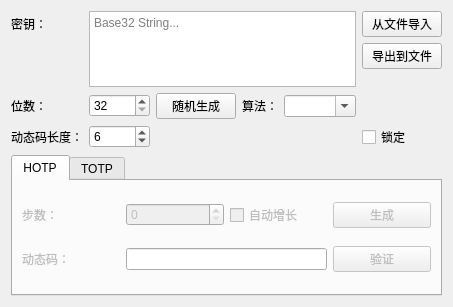
The window that gui/designer/otp_dialog.ui (BlueWhaleMain/cipher-manager) describes before a commit, drawn with Qt 5.
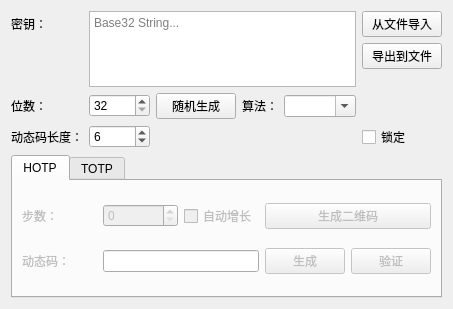
The same window after the commit.

Commit message: :heavy_plus_sign: 添加qrcode7.4.2 :sparkles: OTP功能能够生成和保存二维码图片

```diff
--- a/gui/designer/otp_dialog.ui
+++ b/gui/designer/otp_dialog.ui
@@ -49,14 +49,14 @@
       <attribute name="title">
        <string>HOTP</string>
       </attribute>
-      <layout class="QGridLayout" name="hotp_tab_grid_layout">
-       <item row="0" column="2">
-        <widget class="QCheckBox" name="auto_grow_step_check_box">
+      <layout class="QGridLayout" name="gridLayout">
+       <item row="0" column="0">
+        <widget class="QLabel" name="step_label">
          <property name="enabled">
           <bool>false</bool>
          </property>
          <property name="text">
-          <string>自动增长</string>
+          <string>步数：</string>
          </property>
         </widget>
        </item>
@@ -70,24 +70,27 @@
          </property>
         </widget>
        </item>
-       <item row="2" column="1" colspan="2">
-        <widget class="QLineEdit" name="hotp_code_line_edit">
-         <property name="inputMask">
-          <string>999999</string>
+       <item row="0" column="2">
+        <widget class="QCheckBox" name="auto_grow_step_check_box">
+         <property name="enabled">
+          <bool>false</bool>
          </property>
+         <property name="text">
+          <string>自动增长</string>
+         </property>
         </widget>
        </item>
-       <item row="0" column="0">
-        <widget class="QLabel" name="step_label">
+       <item row="0" column="3" colspan="2">
+        <widget class="QPushButton" name="generate_hotp_qrcode_push_button">
          <property name="enabled">
           <bool>false</bool>
          </property>
          <property name="text">
-          <string>步数：</string>
+          <string>生成二维码</string>
          </property>
         </widget>
        </item>
-       <item row="2" column="0">
+       <item row="1" column="0">
         <widget class="QLabel" name="hotp_code_label">
          <property name="enabled">
           <bool>false</bool>
@@ -97,17 +100,14 @@
          </property>
         </widget>
        </item>
-       <item row="2" column="3">
-        <widget class="QPushButton" name="verify_hotp_code_push_button">
-         <property name="enabled">
-          <bool>false</bool>
-         </property>
-         <property name="text">
-          <string>验证</string>
+       <item row="1" column="1" colspan="2">
+        <widget class="QLineEdit" name="hotp_code_line_edit">
+         <property name="inputMask">
+          <string>999999</string>
          </property>
         </widget>
        </item>
-       <item row="0" column="3">
+       <item row="1" column="3">
         <widget class="QPushButton" name="generate_hotp_code_push_button">
          <property name="enabled">
           <bool>false</bool>
@@ -117,6 +117,16 @@
          </property>
         </widget>
        </item>
+       <item row="1" column="4">
+        <widget class="QPushButton" name="verify_hotp_code_push_button">
+         <property name="enabled">
+          <bool>false</bool>
+         </property>
+         <property name="text">
+          <string>验证</string>
+         </property>
+        </widget>
+       </item>
       </layout>
      </widget>
      <widget class="QWidget" name="totp_tab">
@@ -249,6 +259,16 @@
          </property>
         </widget>
        </item>
+       <item row="1" column="4">
+        <widget class="QPushButton" name="generate_totp_qrcode_push_button">
+         <property name="enabled">
+          <bool>false</bool>
+         </property>
+         <property name="text">
+          <string>生成二维码</string>
+         </property>
+        </widget>
+       </item>
       </layout>
      </widget>
     </widget>
```
The commit also changes 6 other files.
